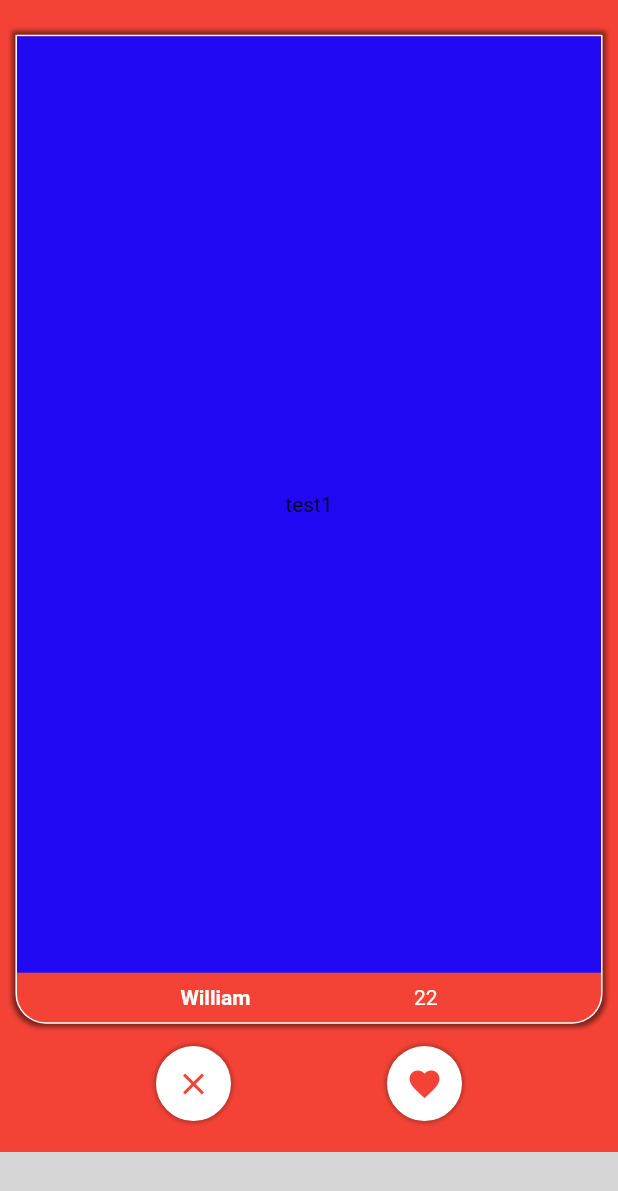
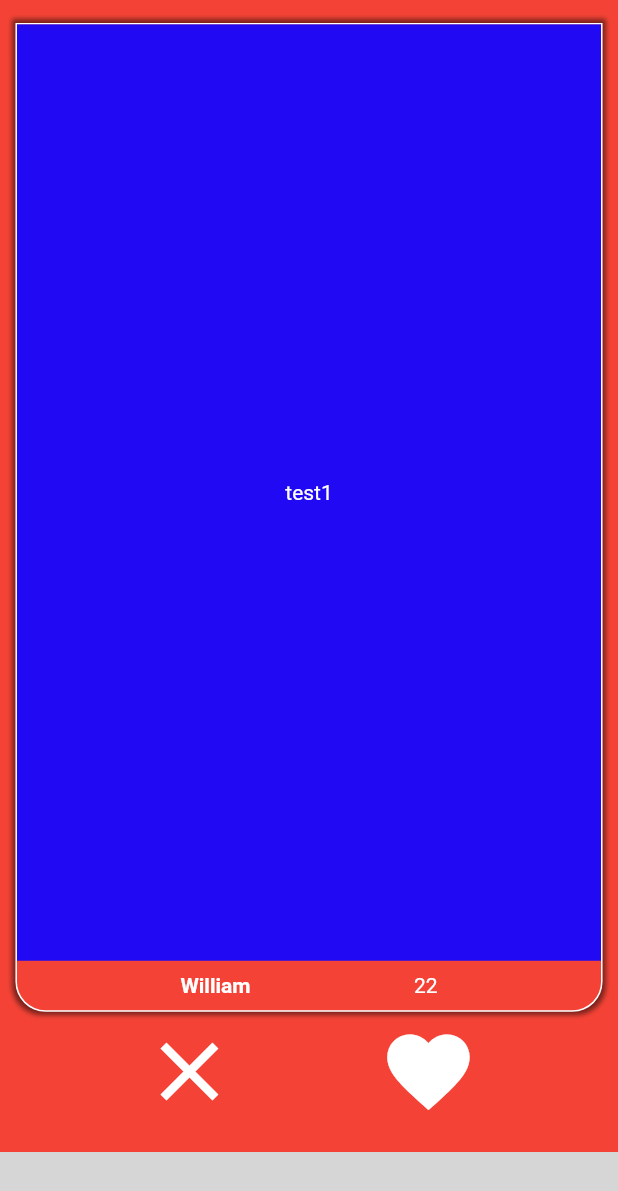
Before and after one commit to bryantwilliam/venus, a Flutter app: the screen it shows after launch, on a phone screen of 412 x 824 dp. Shown: the top 1191 px of the screen. Run offline on Flutter 3.47's test engine with Material 2 defaults, Android fonts, the phone set to English and light mode, and no system bars; drawn by our look-alikes of flutter_tindercard, like_button; missing offline and left inert: fluid_bottom_nav_bar, flutter_vibrate; grey boxes are pictures that could not be loaded.

Commit message:
like buttons clicking

```diff
--- a/lib/main.dart
+++ b/lib/main.dart
@@ -3,7 +3,6 @@ import 'package:flutter/services.dart';
 import 'package:venus/pages/swipe_page.dart';
 import 'package:venus/root_nav.dart';
 import 'package:venus/root_nav_fluid.dart';
-import 'package:venus/root_nav_google.dart';
 
 void main() {
   runApp(const MyApp());
@@ -14,16 +13,28 @@ class MyApp extends StatelessWidget {
 
   @override
   Widget build(BuildContext context) {
+    var themeData = ThemeData(
+      colorScheme: ColorScheme.fromSeed(
+          seedColor: Colors.red,
+          brightness: Brightness.dark,
+          primary: Colors.white,
+          secondary: Colors.red,
+          background: Colors.red,
+          tertiary: Colors.redAccent,
+          shadow: Colors.black.withOpacity(0.3)),
+    );
+
     SystemChrome.setSystemUIOverlayStyle(SystemUiOverlayStyle(
       //systemNavigationBarColor: Colors.black,
-      statusBarColor: Colors.red,
+      statusBarColor: themeData.colorScheme.background,
     ));
+
     return MaterialApp(
       title: 'Venus',
-      theme: ThemeData(
-        colorSchemeSeed: Colors.red,
+      theme: themeData,
+      home: SafeArea(
+        child: RootNavigationFluid(),
       ),
-      home: RootNavigationFluid(),
       //home: const SwipePage(),
     );
   }
--- a/lib/pages/messages_page.dart
+++ b/lib/pages/messages_page.dart
@@ -6,7 +6,6 @@ class MessagesPage extends StatelessWidget {
   @override
   Widget build(BuildContext context) {
     return Container(
-      color: Colors.red,
       child: Center(
         child: Text("Messages Page"),
       ),
--- a/lib/pages/profile_page.dart
+++ b/lib/pages/profile_page.dart
@@ -6,7 +6,6 @@ class ProfilePage extends StatelessWidget {
   @override
   Widget build(BuildContext context) {
     return Container(
-      color: Colors.red,
       child: Center(
         child: Text("Profile Page"),
       ),
--- a/lib/pages/swipe_page.dart
+++ b/lib/pages/swipe_page.dart
@@ -1,18 +1,23 @@
 import 'package:flutter/material.dart';
 import 'package:flutter_tindercard/flutter_tindercard.dart';
+import 'package:like_button/like_button.dart';
 
-class SwipePage extends StatelessWidget {
+import '../widgets/swipe_card.dart';
+
+class SwipePage extends StatefulWidget {
   const SwipePage({Key? key}) : super(key: key);
 
   @override
+  State<SwipePage> createState() => _SwipePageState();
+}
+
+class _SwipePageState extends State<SwipePage> {
+  // Use CardController this to trigger swap for example when super like.
+  CardController cardController = CardController();
+
+  @override
   Widget build(BuildContext context) {
-    // Use CardController this to trigger swap for example when super like.
-    CardController cardController;
-
-    return SafeArea(
-      child: Scaffold(
-        backgroundColor: Colors.red,
-        body: Column(
+    return Column(
       children: [
         Expanded(
           child: SizedBox(
@@ -43,7 +48,7 @@ class SwipePage extends StatelessWidget {
                     (CardSwipeOrientation orientation, int index) {
                   /// Get orientation & index of swiped card!
                 },
-                    cardController: cardController = CardController(),
+                cardController: cardController,
               ),
             ),
           ),
@@ -55,55 +60,52 @@ class SwipePage extends StatelessWidget {
           child: Row(
             mainAxisAlignment: MainAxisAlignment.spaceEvenly,
             children: [
-                  Container(
-                    height: 50,
-                    width: 50,
-                    decoration: BoxDecoration(
-                      borderRadius: BorderRadius.circular(30),
-                      color: Colors.white,
-                      boxShadow: [
-                        BoxShadow(
-                          color: Colors.black.withOpacity(0.3),
-                          spreadRadius: 1,
-                          blurRadius: 2,
-                        ),
-                      ],
-                    ),
-                    child: const Icon(
-                      Icons.close,
-                      color: Colors.red,
-                    ),
-                  ),
-                  Container(
-                    height: 50,
-                    width: 50,
-                    decoration: BoxDecoration(
-                      borderRadius: BorderRadius.circular(30),
-                      color: Colors.white,
-                      boxShadow: [
-                        BoxShadow(
-                          color: Colors.black.withOpacity(0.3),
-                          spreadRadius: 1,
-                          blurRadius: 2,
-                        ),
-                      ],
-                    ),
-                    child: const Icon(
-                      Icons.favorite,
-                      color: Colors.red,
-                    ),
-                  ),
+              buildSwipeButton(context, false),
+              buildSwipeButton(context, true),
             ],
           ),
         ),
       ],
+    );
+  }
+
+  LikeButton buildSwipeButton(BuildContext context, bool type) {
+    bool likeController = false;
+    double? buttonSize = MediaQuery.of(context).size.height * 0.08;
+    return LikeButton(
+      isLiked: likeController,
+      likeCountPadding: EdgeInsets.all(0),
+      size: buttonSize,
+      animationDuration: Duration(milliseconds: 500),
+      likeCountAnimationDuration: Duration(microseconds: 0),
+      circleColor: CircleColor(
+          start: Theme.of(context).colorScheme.tertiary,
+          end: Theme.of(context).colorScheme.tertiary.withOpacity(0.5)),
+      bubblesColor: BubblesColor(
+        dotPrimaryColor: Theme.of(context).colorScheme.tertiary,
+        dotSecondaryColor:
+            Theme.of(context).colorScheme.tertiary.withOpacity(0.5),
       ),
-      ),
+      likeBuilder: (bool isLiked) {
+        return Icon(
+          type ? Icons.favorite : Icons.close,
+          color: Theme.of(context).colorScheme.primary,
+          size: buttonSize,
+        );
+      },
+      onTap: (bool isLiked) async {
+        type ? cardController.triggerRight() : cardController.triggerLeft();
+
+        setState(() {
+          likeController = false;
+        });
+        return !isLiked;
+      },
     );
   }
 }
 
-Container buildCard(BuildContext context, int index) {
+SwipeCard buildCard(BuildContext context, int index) {
   Color cardColor;
   String cardName;
   int cardAge;
@@ -138,74 +140,5 @@ Container buildCard(BuildContext context, int index) {
       cardName = "Callan";
       cardAge = 32;
   }
-  return Container(
-    decoration: BoxDecoration(
-      border: Border.all(color: Colors.white),
-      color: Colors.red,
-      boxShadow: [
-        BoxShadow(
-          color: Colors.black.withOpacity(0.5),
-          spreadRadius: 2,
-          blurRadius: 2,
-        ),
-      ],
-      borderRadius: BorderRadius.only(
-        bottomLeft: Radius.circular(20),
-        bottomRight: Radius.circular(20),
-      ),
-    ),
-    child: Column(
-      children: [
-        Expanded(
-          child: PageView(
-            // TODO change this to scroll view maybe
-            // TODO theres a bug when swiping it stays on the page u were on in the last card
-            // TODO put bio + other pics here
-            scrollDirection: Axis.vertical,
-            children: [
-              Container(
-                color: cardColor.withGreen(10),
-                child: const Center(
-                  child: Text("test1"),
-                ),
-              ),
-              Container(
-                color: cardColor.withRed(10),
-                child: const Center(
-                  child: Text("test2"),
-                ),
-              ),
-              Container(
-                color: cardColor.withBlue(10),
-                child: const Center(
-                  child: Text("test3"),
-                ),
-              )
-            ],
-          ),
-        ),
-        Container(
-          height: MediaQuery.of(context).size.height * 0.04,
-          child: Row(
-            mainAxisAlignment: MainAxisAlignment.spaceEvenly,
-            children: [
-              Text(
-                cardName,
-                style: TextStyle(
-                  fontWeight: FontWeight.bold,
-                  color: Colors.white,
-                ),
-              ),
-              Text(
-                "$cardAge",
-                style: TextStyle(
-                  color: Colors.white,
-                ),
-              ),
-            ],
-          ),
-        ),
-      ],
-    ),
-  );
+  return SwipeCard(cardColor: cardColor, cardName: cardName, cardAge: cardAge);
 }
--- a/lib/root_nav_fluid.dart
+++ b/lib/root_nav_fluid.dart
@@ -1,8 +1,6 @@
 import 'package:fluid_bottom_nav_bar/fluid_bottom_nav_bar.dart';
 import 'package:flutter/material.dart';
 import 'package:flutter_vibrate/flutter_vibrate.dart';
-import 'package:google_nav_bar/google_nav_bar.dart';
-import 'package:venus/pages/likes_page.dart';
 import 'package:venus/pages/messages_page.dart';
 import 'package:venus/pages/profile_page.dart';
 import 'package:venus/pages/swipe_page.dart';
@@ -16,17 +14,11 @@ class _RootNavigationState extends State {
   Widget? _child;
 
   @override
-  void initState() {
-    _child = SwipePage();
-    super.initState();
-  }
-
-  @override
   Widget build(context) {
+    _child ??= SwipePage();
     // Build a simple container that switches content based of off the selected navigation item
-    return MaterialApp(
-      home: Scaffold(
-        backgroundColor: Colors.red,
+    return Scaffold(
+      backgroundColor: Theme.of(context).colorScheme.background,
       body: _child,
       bottomNavigationBar: FluidNavBar(
         animationFactor: 1,
@@ -47,7 +39,6 @@ class _RootNavigationState extends State {
         itemBuilder: (icon, item) => Semantics(
           label: icon.extras!["label"],
           child: item,
-          ),
         ),
       ),
     );
--- /dev/null
+++ b/lib/widgets/swipe_card.dart
@@ -0,0 +1,88 @@
+import 'package:flutter/material.dart';
+
+class SwipeCard extends StatelessWidget {
+  const SwipeCard({
+    Key? key,
+    required this.cardColor,
+    required this.cardName,
+    required this.cardAge,
+  }) : super(key: key);
+
+  final Color cardColor;
+  final String cardName;
+  final int cardAge;
+
+  @override
+  Widget build(BuildContext context) {
+    return Container(
+      decoration: BoxDecoration(
+        border: Border.all(color: Colors.white),
+        color: Colors.red,
+        boxShadow: [
+          BoxShadow(
+            color: Colors.black.withOpacity(0.5),
+            spreadRadius: 2,
+            blurRadius: 2,
+          ),
+        ],
+        borderRadius: BorderRadius.only(
+          bottomLeft: Radius.circular(20),
+          bottomRight: Radius.circular(20),
+        ),
+      ),
+      child: Column(
+        children: [
+          Expanded(
+            child: PageView(
+              // TODO change this to scroll view maybe
+              // TODO theres a bug when swiping it stays on the page u were on in the last card
+              // TODO put bio + other pics here
+              scrollDirection: Axis.vertical,
+              children: [
+                Container(
+                  color: cardColor.withGreen(10),
+                  child: const Center(
+                    child: Text("test1"),
+                  ),
+                ),
+                Container(
+                  color: cardColor.withRed(10),
+                  child: const Center(
+                    child: Text("test2"),
+                  ),
+                ),
+                Container(
+                  color: cardColor.withBlue(10),
+                  child: const Center(
+                    child: Text("test3"),
+                  ),
+                )
+              ],
+            ),
+          ),
+          Container(
+            height: MediaQuery.of(context).size.height * 0.04,
+            child: Row(
+              mainAxisAlignment: MainAxisAlignment.spaceEvenly,
+              children: [
+                Text(
+                  cardName,
+                  style: TextStyle(
+                    fontWeight: FontWeight.bold,
+                    color: Colors.white,
+                  ),
+                ),
+                Text(
+                  "$cardAge",
+                  style: TextStyle(
+                    color: Colors.white,
+                  ),
+                ),
+              ],
+            ),
+          ),
+        ],
+      ),
+    );
+  }
+}
--- a/pubspec.yaml
+++ b/pubspec.yaml
@@ -35,9 +35,9 @@ dependencies:
   # Use with the CupertinoIcons class for iOS style icons.
   cupertino_icons: ^1.0.2
   flutter_tindercard: ^0.2.0
-  google_nav_bar: ^5.0.5
   flutter_vibrate: ^1.3.0
   fluid_bottom_nav_bar: ^1.3.0
+  like_button: ^2.0.4
 
 dev_dependencies:
   flutter_test:
```
Also changed, not shown: lib/pages/likes_page.dart (deleted, +0 -15 lines), lib/root_nav_google.dart (deleted, +0 -82 lines), pubspec.lock. Lines whose indentation alone changed are shown as unchanged.
